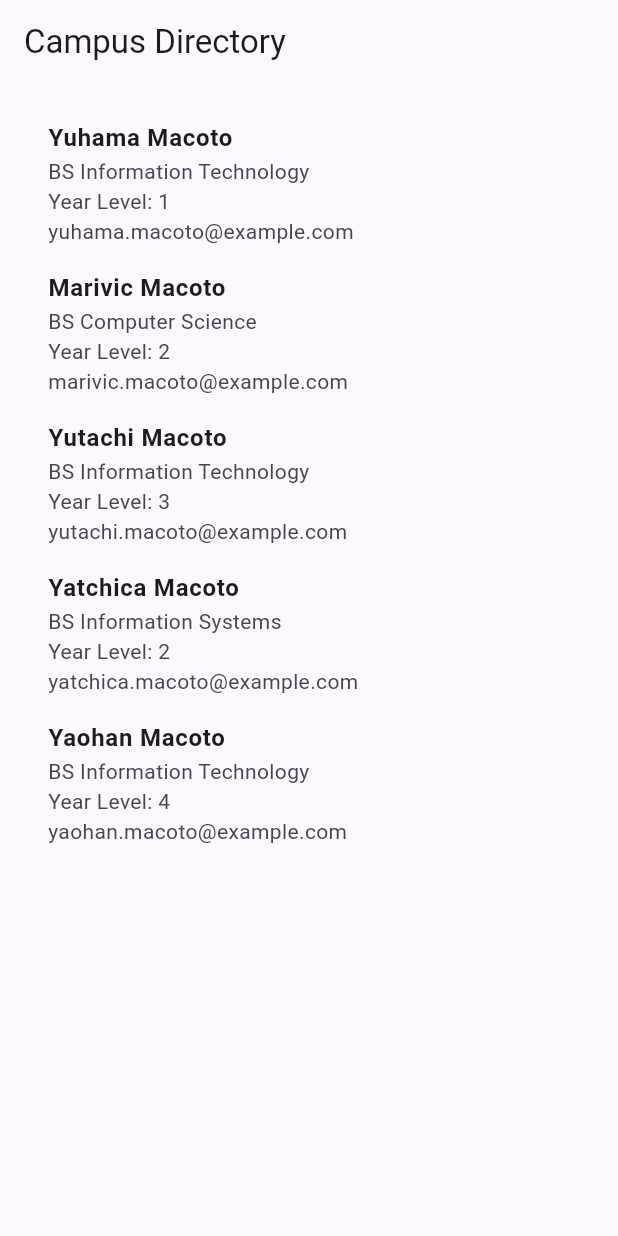
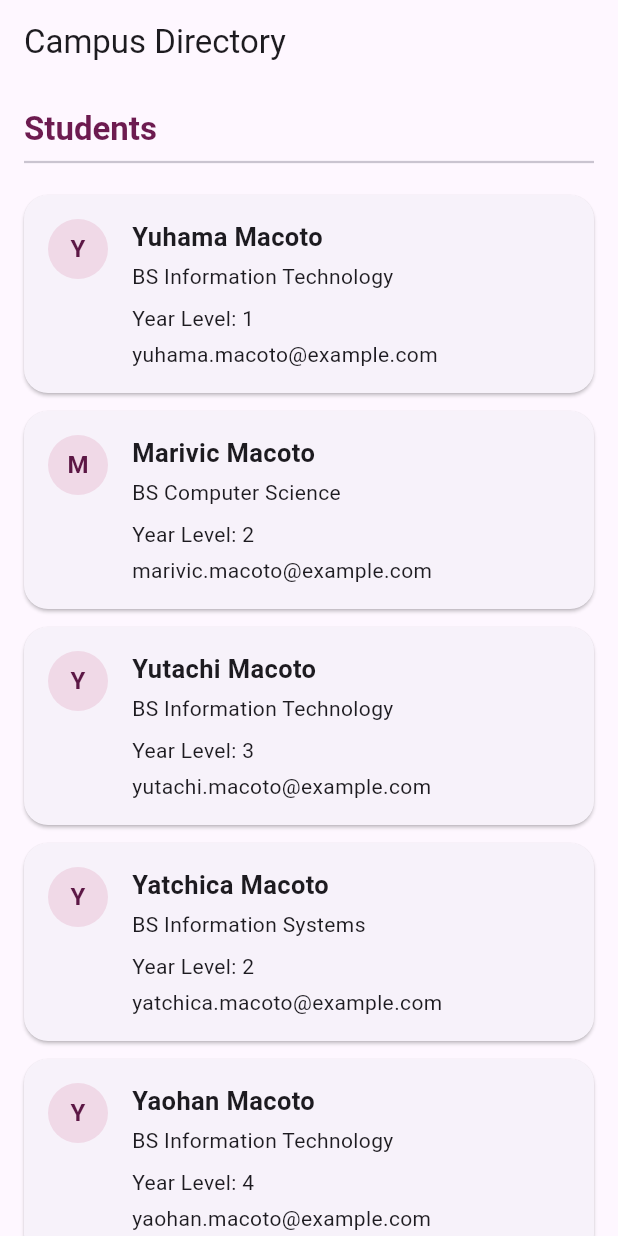
Before and after one commit to yaohanmacoto-design/stateless-lab-macoto, a Flutter app: the screen it shows after launch, on a phone screen of 412 x 824 dp. Run offline on Flutter 3.47's test engine with Material 3 defaults, Android fonts, the phone set to English and light mode, and no system bars.

Commit message:
Add SectionHeader and StudentCard widgets

```diff
--- a/lib/main.dart
+++ b/lib/main.dart
@@ -78,20 +78,91 @@ class DirectoryScreen extends StatelessWidget {
       body: ListView(
         padding: const EdgeInsets.all(16),
         children: [
-          for (final student in students)
-            ListTile(
-              title: Text(
-                student.name,
-                style: const TextStyle(fontWeight: FontWeight.bold),
-              ),
-              subtitle: Text(
-                '${student.course}\n'
-                'Year Level: ${student.yearLevel}\n'
-                '${student.email}',
-              ),
-            ),
+          const SectionHeader(title: 'Students'),
+          const SizedBox(height: 8),
+          for (final student in students) StudentCard(student: student),
         ],
       ),
     );
   }
 }
+
+// This widget is stateless because its heading comes from its title parameter.
+class SectionHeader extends StatelessWidget {
+  final String title;
+
+  const SectionHeader({super.key, required this.title});
+
+  @override
+  Widget build(BuildContext context) {
+    return Column(
+      crossAxisAlignment: CrossAxisAlignment.start,
+      children: [
+        Text(
+          title,
+          style: Theme.of(context).textTheme.titleLarge?.copyWith(
+                fontWeight: FontWeight.bold,
+                color: const Color(0xFF6D1B50),
+              ),
+        ),
+        const Divider(thickness: 1.5),
+      ],
+    );
+  }
+}
+
+// This widget is stateless because it only displays the supplied Student data.
+class StudentCard extends StatelessWidget {
+  final Student student;
+
+  const StudentCard({super.key, required this.student});
+
+  @override
+  Widget build(BuildContext context) {
+    return Card(
+      shape: RoundedRectangleBorder(
+        borderRadius: BorderRadius.circular(16),
+      ),
+      margin: const EdgeInsets.symmetric(vertical: 6),
+      child: Padding(
+        padding: const EdgeInsets.all(16),
+        child: Row(
+          crossAxisAlignment: CrossAxisAlignment.start,
+          children: [
+            CircleAvatar(
+              backgroundColor: const Color(0xFFF0D9E7),
+              child: Text(
+                student.name[0],
+                style: const TextStyle(
+                  fontWeight: FontWeight.bold,
+                  color: Color(0xFF5C1745),
+                ),
+              ),
+            ),
+            const SizedBox(width: 16),
+            Expanded(
+              child: Column(
+                crossAxisAlignment: CrossAxisAlignment.start,
+                children: [
+                  Text(
+                    student.name,
+                    style: const TextStyle(
+                      fontSize: 17,
+                      fontWeight: FontWeight.bold,
+                    ),
+                  ),
+                  const SizedBox(height: 4),
+                  Text(student.course),
+                  const SizedBox(height: 8),
+                  Text('Year Level: ${student.yearLevel}'),
+                  const SizedBox(height: 4),
+                  Text(student.email),
+                ],
+              ),
+            ),
+          ],
+        ),
+      ),
+    );
+  }
+}
```
